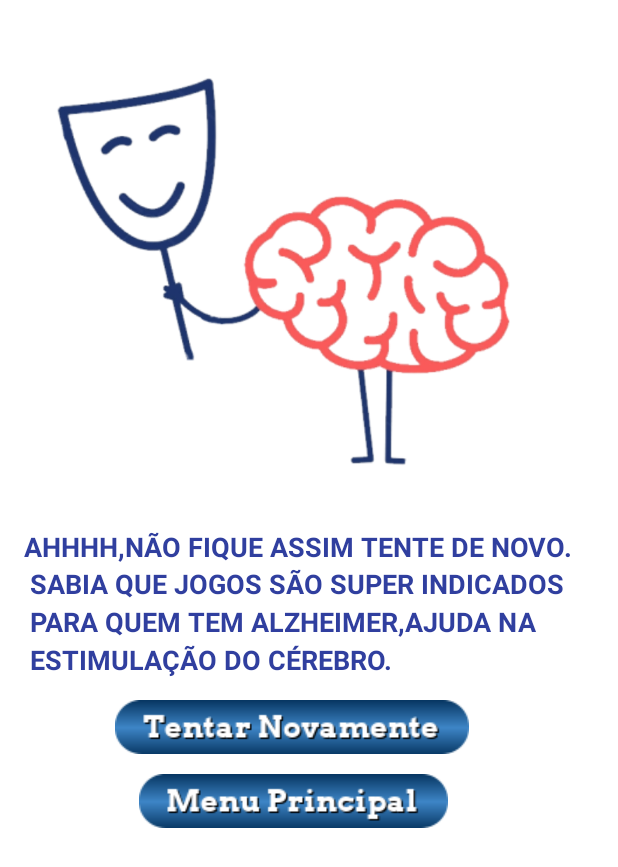
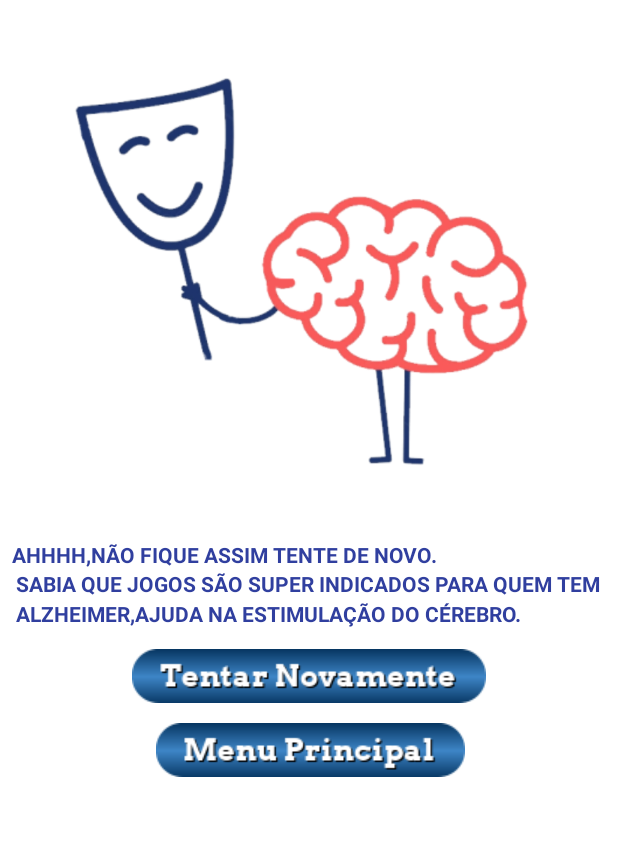
Before and after one commit to MEAlzaimer/MEAlzaimer, an Android app: the GameOrdemStartScreenLoserActivity screen opened directly, with no data from a screen before it, on a phone screen of 412 x 824 dp. Shown: the top 867 px of the screen. Run offline under Robolectric (Android 15) with nearby library versions, the phone set to English and light mode, and no system bars.

Commit message:
new background new version update screens

```diff
--- a/app/src/main/res/layout/activity_game_ordem_start_screen_loser.xml
+++ b/app/src/main/res/layout/activity_game_ordem_start_screen_loser.xml
@@ -25,33 +25,38 @@
         android:id="@+id/textView7"
         android:layout_width="wrap_content"
         android:layout_height="wrap_content"
-        android:layout_marginStart="16dp"
-        android:layout_marginLeft="16dp"
-        android:layout_marginTop="8dp"
+        android:layout_marginStart="8dp"
+        android:layout_marginLeft="8dp"
+        android:layout_marginTop="16dp"
         android:layout_marginEnd="8dp"
         android:layout_marginRight="8dp"
         android:text="AHHHH,NÃO FIQUE ASSIM TENTE DE NOVO."
         android:textAllCaps="true"
         android:textColor="@color/colorPrimaryDark"
-        android:textSize="18sp"
+        android:textSize="14sp"
         android:textStyle="bold"
         app:layout_constraintEnd_toEndOf="parent"
+        app:layout_constraintHorizontal_bias="0.0"
         app:layout_constraintStart_toStartOf="parent"
         app:layout_constraintTop_toBottomOf="@+id/imageView3" />
 
     <TextView
         android:id="@+id/textView8"
-        android:layout_width="369dp"
-        android:layout_height="76dp"
-
+        android:layout_width="wrap_content"
+        android:layout_height="wrap_content"
+        android:layout_marginStart="8dp"
+        android:layout_marginLeft="8dp"
+        android:layout_marginEnd="16dp"
+        android:layout_marginRight="16dp"
         android:lineSpacingExtra="4sp"
+        android:paddingLeft="18dp"
         android:text="SABIA QUE JOGOS SÃO SUPER INDICADOS PARA QUEM TEM ALZHEIMER,AJUDA NA ESTIMULAÇÃO DO CÉREBRO."
         android:textAllCaps="true"
         android:textColor="@color/colorPrimaryDark"
-        android:textSize="18sp"
+        android:textSize="14sp"
         android:textStyle="bold"
         app:layout_constraintEnd_toEndOf="parent"
-        app:layout_constraintHorizontal_bias="1.0"
+        app:layout_constraintHorizontal_bias="0.666"
         app:layout_constraintStart_toStartOf="parent"
         app:layout_constraintTop_toBottomOf="@+id/textView7" />
 
```
Also changed, not shown: app/src/main/res/layout/activity_game_ordem_start.xml (+11 -14 lines).
